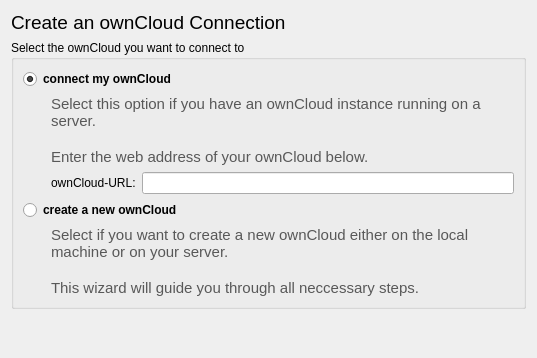
First picture: the form in src/mirall/owncloudwizardselecttypepage.ui, repository nextcloud/desktop, before the edit.
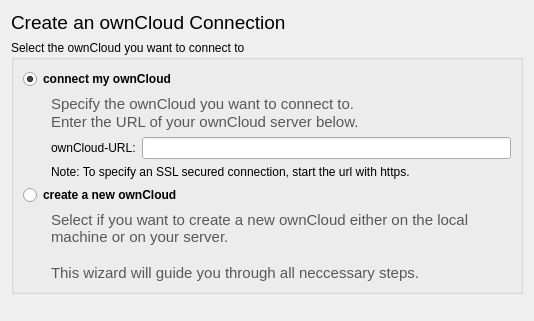
Second picture: the form after the edit.

The edit to the form file:
```diff
--- a/src/mirall/owncloudwizardselecttypepage.ui
+++ b/src/mirall/owncloudwizardselecttypepage.ui
@@ -6,8 +6,8 @@
    <rect>
     <x>0</x>
     <y>0</y>
-    <width>537</width>
-    <height>358</height>
+    <width>520</width>
+    <height>321</height>
    </rect>
   </property>
   <property name="windowTitle">
@@ -89,10 +89,9 @@
          <string>&lt;!DOCTYPE HTML PUBLIC &quot;-//W3C//DTD HTML 4.0//EN&quot; &quot;http://www.w3.org/TR/REC-html40/strict.dtd&quot;&gt;
 &lt;html&gt;&lt;head&gt;&lt;meta name=&quot;qrichtext&quot; content=&quot;1&quot; /&gt;&lt;style type=&quot;text/css&quot;&gt;
 p, li { white-space: pre-wrap; }
-&lt;/style&gt;&lt;/head&gt;&lt;body style=&quot; font-family:'Sans Serif'; font-size:11pt; font-weight:400; font-style:normal;&quot;&gt;
-&lt;p style=&quot; margin-top:0px; margin-bottom:0px; margin-left:0px; margin-right:0px; -qt-block-indent:0; text-indent:0px;&quot;&gt;&lt;span style=&quot; color:#585858;&quot;&gt;Select this option if you have an ownCloud instance running on a server.&lt;/span&gt;&lt;/p&gt;
-&lt;p style=&quot;-qt-paragraph-type:empty; margin-top:0px; margin-bottom:0px; margin-left:0px; margin-right:0px; -qt-block-indent:0; text-indent:0px; color:#585858;&quot;&gt;&lt;/p&gt;
-&lt;p style=&quot; margin-top:0px; margin-bottom:0px; margin-left:0px; margin-right:0px; -qt-block-indent:0; text-indent:0px;&quot;&gt;&lt;span style=&quot; color:#585858;&quot;&gt;Enter the web address of your ownCloud below.&lt;/span&gt;&lt;/p&gt;&lt;/body&gt;&lt;/html&gt;</string>
+&lt;/style&gt;&lt;/head&gt;&lt;body style=&quot; font-family:'Sans Serif'; font-size:9pt; font-weight:400; font-style:normal;&quot;&gt;
+&lt;p style=&quot; margin-top:0px; margin-bottom:0px; margin-left:0px; margin-right:0px; -qt-block-indent:0; text-indent:0px;&quot;&gt;&lt;span style=&quot; font-size:11pt; color:#585858;&quot;&gt;Specify the ownCloud you want to connect to.&lt;/span&gt;&lt;/p&gt;
+&lt;p style=&quot; margin-top:0px; margin-bottom:0px; margin-left:0px; margin-right:0px; -qt-block-indent:0; text-indent:0px;&quot;&gt;&lt;span style=&quot; font-size:11pt; color:#585858;&quot;&gt;Enter the URL of your ownCloud server below.&lt;/span&gt;&lt;/p&gt;&lt;/body&gt;&lt;/html&gt;</string>
         </property>
         <property name="textFormat">
          <enum>Qt::AutoText</enum>
@@ -115,7 +114,14 @@
       <item row="2" column="2">
        <widget class="QLineEdit" name="OCUrlLineEdit"/>
       </item>
-      <item row="3" column="0" colspan="3">
+      <item row="3" column="1" colspan="2">
+       <widget class="QLabel" name="label_4">
+        <property name="text">
+         <string>Note: To specify an SSL secured connection, start the url with https.</string>
+        </property>
+       </widget>
+      </item>
+      <item row="4" column="0" colspan="3">
        <widget class="QRadioButton" name="createNewOCRadioBtn">
         <property name="font">
          <font>
@@ -128,7 +134,7 @@
         </property>
        </widget>
       </item>
-      <item row="4" column="0">
+      <item row="5" column="0">
        <spacer name="horizontalSpacer_2">
         <property name="orientation">
          <enum>Qt::Horizontal</enum>
@@ -144,7 +150,7 @@
         </property>
        </spacer>
       </item>
-      <item row="4" column="1" colspan="2">
+      <item row="5" column="1" colspan="2">
        <widget class="QLabel" name="createNewOwncloudLabel">
         <property name="text">
          <string>&lt;!DOCTYPE HTML PUBLIC &quot;-//W3C//DTD HTML 4.0//EN&quot; &quot;http://www.w3.org/TR/REC-html40/strict.dtd&quot;&gt;
```
